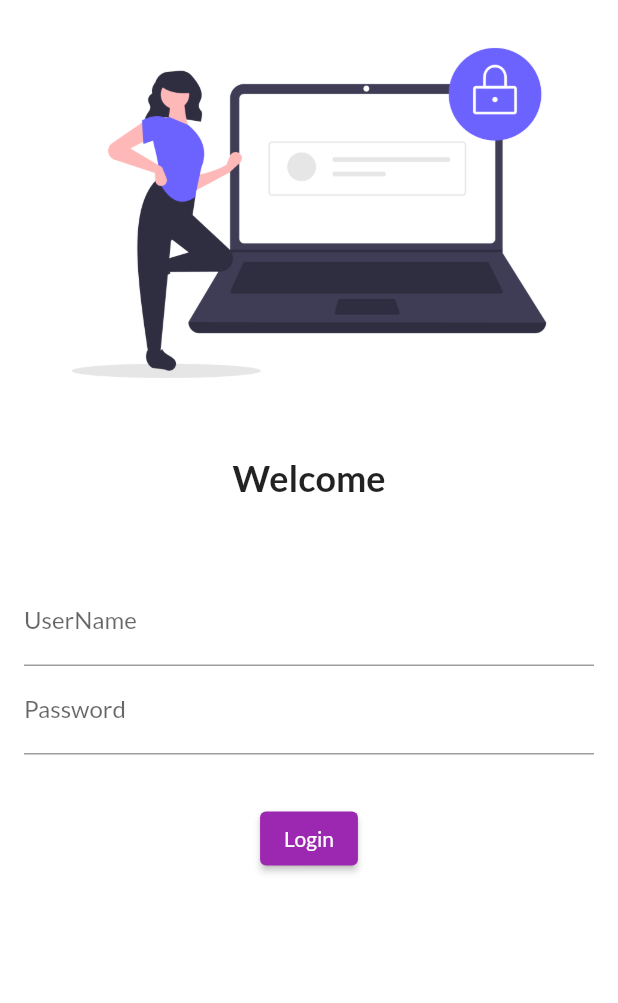
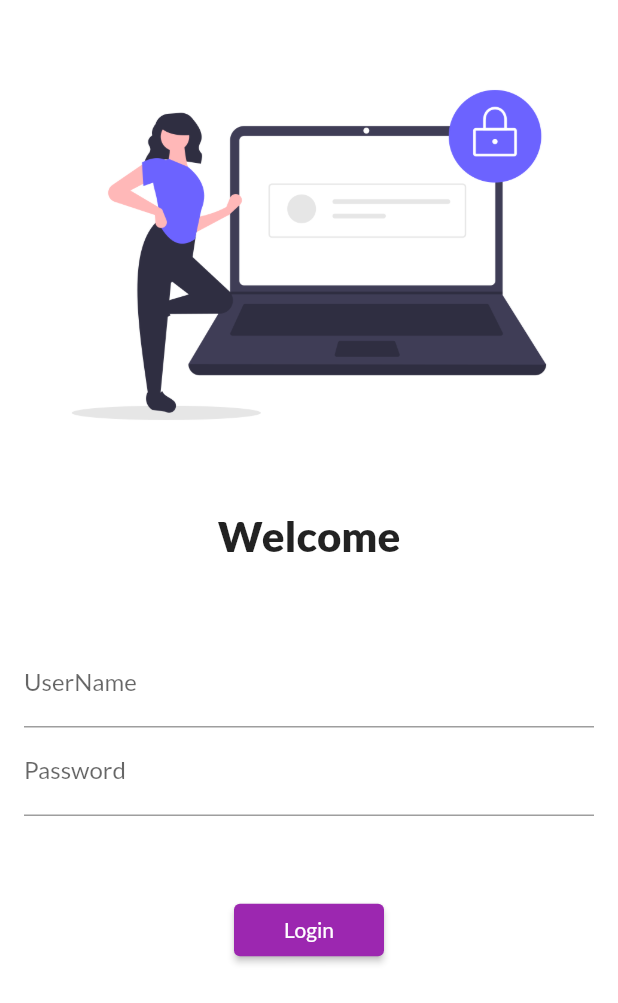
Before and after one commit to BilalQamar-codes/flutter_application_1, a Flutter app: the screen it shows after launch, on a phone screen of 412 x 824 dp. Shown: the top 1003 px of the screen. Run offline on Flutter 3.47's test engine with Material 2 defaults, Android fonts, the phone set to English and light mode, and no system bars; our stand-ins replace google_fonts.

Commit message:
managing pages

```diff
--- a/lib/main.dart
+++ b/lib/main.dart
@@ -2,6 +2,7 @@
 
 import 'package:flutter/material.dart';
 import 'package:flutter_application_1/pages/Login_page.dart';
+import 'package:flutter_application_1/utills/routes.dart';
 import 'package:google_fonts/google_fonts.dart';
 import 'pages/Home_Page.dart';
 
@@ -15,6 +16,7 @@ class MyApp extends StatelessWidget {
   @override
   Widget build(BuildContext context) {
     return MaterialApp(
+      debugShowCheckedModeBanner: true,
       themeMode: ThemeMode.system,
       theme: ThemeData(
           primarySwatch: Colors.purple,
@@ -22,8 +24,8 @@ class MyApp extends StatelessWidget {
       darkTheme: ThemeData(brightness: Brightness.dark),
       routes: {
         "/": (context) => Login_Page(),
-        "/home": ((context) => Homepage()),
-        "/login": ((context) => Login_Page())
+        MyRoutes.homeroute: ((context) => Homepage()),
+        MyRoutes.loginroute: ((context) => Login_Page())
       },
     );
   }
--- a/lib/pages/Login_page.dart
+++ b/lib/pages/Login_page.dart
@@ -1,6 +1,9 @@
 // ignore_for_file: prefer_const_constructors, duplicate_ignore, camel_case_types, file_names, avoid_print
 
 import 'package:flutter/material.dart';
+import 'package:flutter/services.dart';
+import 'package:flutter_application_1/utills/routes.dart';
+import 'package:google_fonts/google_fonts.dart';
 
 class Login_Page extends StatelessWidget {
   const Login_Page({super.key});
@@ -9,17 +12,22 @@ class Login_Page extends StatelessWidget {
   Widget build(BuildContext context) {
     return Material(
       color: Colors.white,
+      child: SingleChildScrollView(
         child: Column(
           children: [
+            SizedBox(
+              height: 20.0,
+            ),
             Image.asset(
               "Assets/Imges/login_image.png",
+              height: 300,
             ),
             SizedBox(
               height: 20.0,
             ),
             Text(
               "Welcome",
-            style: TextStyle(fontSize: 24, fontWeight: FontWeight.bold),
+              style: TextStyle(fontSize: 28, fontWeight: FontWeight.w900),
             ),
             SizedBox(
               height: 20.0,
@@ -41,15 +49,19 @@ class Login_Page extends StatelessWidget {
                 ],
               ),
             ),
+            SizedBox(
+              height: 20.0,
+            ),
             ElevatedButton(
-            style: TextButton.styleFrom(),
+              style: TextButton.styleFrom(minimumSize: Size(100, 35)),
               onPressed: () {
-              print("You are Logged In sucessfully!");
+                Navigator.pushNamed(context, MyRoutes.homeroute);
               },
               child: Text("Login"),
             ),
           ],
         ),
+      ),
     );
   }
 }
--- /dev/null
+++ b/lib/utills/routes.dart
@@ -0,0 +1,4 @@
+class MyRoutes {
+  static String homeroute = "/home";
+  static String loginroute = "/login";
+}
```
Lines whose indentation alone changed are shown as unchanged.
